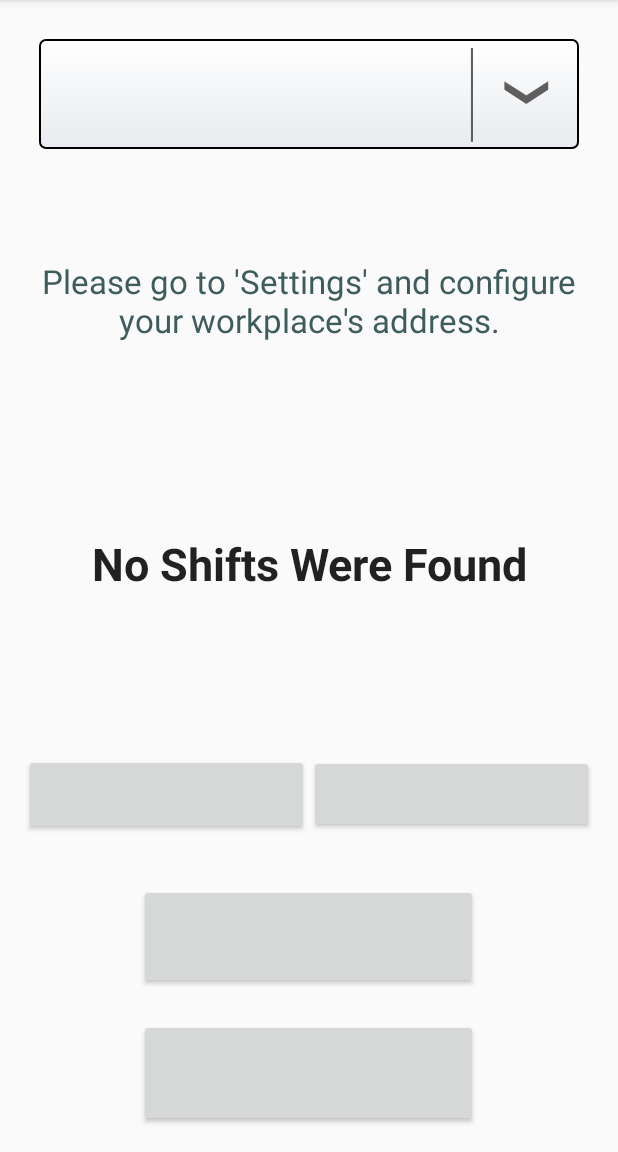
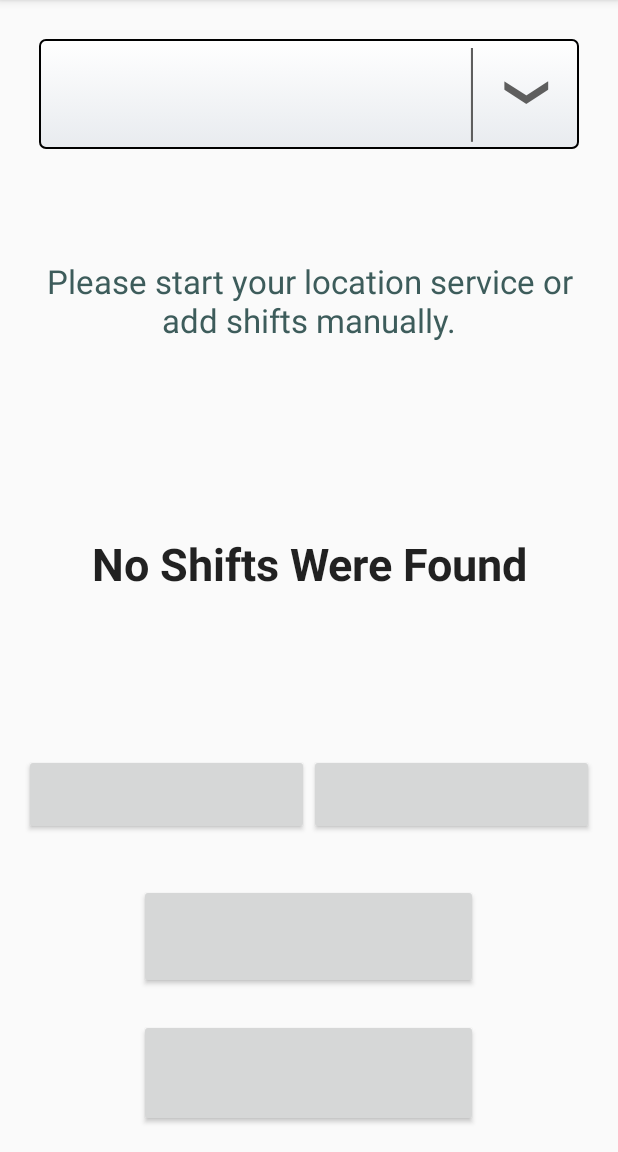
Before and after one commit to tomerach/Hilik---Android-APP, an Android app: the screen it shows after launch (MainActivity), on a phone screen of 412 x 824 dp, the part 84-1236 px from its top. Run offline under Robolectric (Android 15) with nearby library versions, the phone set to English and light mode, and no system bars; plain views replace FancyButton; 8 statements that could not run were skipped.

Commit message:
Values inserted to XMLs, minor bug fixes

```diff
--- a/app/src/main/java/com/example/shonandtomer/hilik/MainActivity.java
+++ b/app/src/main/java/com/example/shonandtomer/hilik/MainActivity.java
@@ -2,15 +2,11 @@ package com.example.shonandtomer.hilik;
 
 import android.Manifest;
 import android.app.Activity;
-import android.content.ComponentName;
 import android.content.Context;
 import android.content.Intent;
-import android.content.ServiceConnection;
 import android.content.SharedPreferences;
 import android.content.pm.PackageManager;
 import android.location.Address;
-import android.location.LocationManager;
-import android.os.IBinder;
 import android.support.v4.app.ActivityCompat;
 import android.support.v4.content.ContextCompat;
 import android.support.v7.app.AppCompatActivity;
@@ -19,7 +15,6 @@ import android.util.Log;
 import android.view.View;
 import android.widget.AdapterView;
 import android.widget.ArrayAdapter;
-import android.widget.Button;
 import android.widget.Spinner;
 import android.widget.TextView;
 import android.widget.Toast;
@@ -84,6 +79,7 @@ public class MainActivity extends AppCompatActivity implements AdapterView.OnIte
         reportBtn.setOnClickListener(new View.OnClickListener() {
             @Override
             public void onClick(View view) {
+
                 Intent reportIntent = new Intent(MainActivity.this, ReportActivity.class);
                 startActivityForResult(reportIntent, REPORT_ACTIVITY);
             }
@@ -150,13 +146,9 @@ public class MainActivity extends AppCompatActivity implements AdapterView.OnIte
                     }
                     estimatedTxt.setText("Start your service or add shifts manually.");
                 }
-
-            case (REPORT_ACTIVITY):
-                if (resultCode == Activity.RESULT_OK) {
-
-                }
         }
         setDropDown();
+
     }
 
     @Override
@@ -182,6 +174,11 @@ public class MainActivity extends AppCompatActivity implements AdapterView.OnIte
         months = db.getAllAvailableMonths();
         ArrayAdapter<String> monthsAdapter =
                 new ArrayAdapter<String>(this, android.R.layout.simple_spinner_dropdown_item, months);
+        if(months.size() == 0)
+        {
+            estimatedTxt.setText("Please start your location service or add shifts manually.");
+            salaryTxt.setText("No Shifts Were Found");
+        }
         dropdown.setAdapter(monthsAdapter);
         dropdown.setOnItemSelectedListener(this);
     }
@@ -197,7 +194,6 @@ public class MainActivity extends AppCompatActivity implements AdapterView.OnIte
          */
     private void initUI() {
         dropdown = (Spinner) findViewById(R.id.monthSppiner);
-        setDropDown();
         settingsBtn = (mehdi.sakout.fancybuttons.FancyButton) findViewById(R.id.settingsBtn);
         reportBtn = (mehdi.sakout.fancybuttons.FancyButton) findViewById(R.id.reportBtn);
         startServiceBtn = (mehdi.sakout.fancybuttons.FancyButton) findViewById(R.id.startServiceBtn);
@@ -212,6 +208,7 @@ public class MainActivity extends AppCompatActivity implements AdapterView.OnIte
         else
             estimatedTxt.setText("Please start your location service or add shifts manually.");
 
+        setDropDown();
     }
 
     private String calculateSalary(String month, String year){
--- a/app/src/main/java/com/example/shonandtomer/hilik/ReportItem.java
+++ b/app/src/main/java/com/example/shonandtomer/hilik/ReportItem.java
@@ -2,9 +2,6 @@ package com.example.shonandtomer.hilik;
 
 import java.util.Date;
 
-/**
- * Created by sotmazgi on 2/14/2017.
- */
 public class ReportItem {
     private  int id;
     private Date entry;
--- a/app/src/main/res/layout/activity_main.xml
+++ b/app/src/main/res/layout/activity_main.xml
@@ -28,7 +28,7 @@
             android:layout_width="match_parent"
             android:layout_height="wrap_content"
             android:id="@+id/estimatedTxt"
-            android:textColor="#3d5c5b"
+            android:textColor="@color/estColor"
             android:textAlignment="center"
             android:gravity="center"
             android:layout_weight="1" />
@@ -62,38 +62,38 @@
                 android:paddingLeft="20dp"
                 android:paddingRight="20dp"
                 android:paddingTop="10dp"
-                fancy:fb_borderColor="#FFFFFF"
+                fancy:fb_borderColor="@color/white"
                 fancy:fb_borderWidth="1dp"
-                fancy:fb_defaultColor="#7ab800"
-                fancy:fb_focusColor="#9bd823"
+                fancy:fb_defaultColor="@color/greenBtn"
+                fancy:fb_focusColor="@color/greenBackBtn"
                 fancy:fb_fontIconResource="&#xf04b;"
                 fancy:fb_iconPosition="left"
                 fancy:fb_radius="30dp"
                 fancy:fb_text="@string/start_service"
                 android:gravity="center"
                 android:layout_gravity="center"
-                fancy:fb_textColor="#FFFFFF" />
+                fancy:fb_textColor="@color/white" />
 
             <mehdi.sakout.fancybuttons.FancyButton
                 android:layout_weight="1"
                 android:id="@+id/stopServiceBtn"
                 android:layout_width="wrap_content"
-                android:layout_height="52dp"
+                android:layout_height="54dp"
                 android:paddingBottom="10dp"
                 android:paddingLeft="20dp"
                 android:paddingRight="20dp"
                 android:paddingTop="10dp"
-                fancy:fb_borderColor="#ffffff"
+                fancy:fb_borderColor="@color/white"
                 fancy:fb_borderWidth="1dp"
-                fancy:fb_defaultColor="#f61713"
-                fancy:fb_focusColor="#da4848"
+                fancy:fb_defaultColor="@color/redBtn"
+                fancy:fb_focusColor="@color/redBackBtn"
                 fancy:fb_fontIconResource="&#xf04d;"
                 fancy:fb_iconPosition="left"
                 fancy:fb_radius="30dp"
                 fancy:fb_text="@string/stop_service"
                 android:gravity="center"
                 android:layout_gravity="center"
-                fancy:fb_textColor="#FFFFFF" />
+                fancy:fb_textColor="@color/white" />
 
         </LinearLayout>
 
@@ -107,7 +107,7 @@
             android:paddingTop="10dp"
             android:layout_marginBottom="20dp"
             android:layout_marginTop="10dp"
-            fancy:fb_borderColor="#FFFFFF"
+            fancy:fb_borderColor="@color/white"
             fancy:fb_borderWidth="1dp"
             fancy:fb_defaultColor="#73eae6"
             fancy:fb_focusColor="#ef93cc"
@@ -115,7 +115,7 @@
             fancy:fb_iconPosition="left"
             fancy:fb_radius="30dp"
             fancy:fb_text="@string/show_mothly_report"
-            fancy:fb_textColor="#000000"
+            fancy:fb_textColor="@color/black"
             android:layout_gravity="center"
             android:layout_weight="0.17" />
 
@@ -127,15 +127,15 @@
             android:paddingLeft="20dp"
             android:paddingRight="20dp"
             android:paddingTop="10dp"
-            fancy:fb_borderColor="#dacbd8"
+            fancy:fb_borderColor="@color/border"
             fancy:fb_borderWidth="1dp"
-            fancy:fb_defaultColor="#2889a1"
-            fancy:fb_focusColor="#7dd2f3"
+            fancy:fb_defaultColor="@color/blueBtn"
+            fancy:fb_focusColor="@color/blueBackBtn"
             fancy:fb_fontIconResource="&#xf0ad;"
             fancy:fb_iconPosition="left"
             fancy:fb_radius="30dp"
             fancy:fb_text="@string/settings"
-            fancy:fb_textColor="#000000"
+            fancy:fb_textColor="@color/black"
             android:layout_gravity="center"
             android:layout_weight="0.19" />
 
--- a/app/src/main/res/layout/activity_report.xml
+++ b/app/src/main/res/layout/activity_report.xml
@@ -37,7 +37,9 @@
             android:layout_height="wrap_content"
             android:layout_gravity="bottom|right"
             android:layout_margin="16dp"
+            android:tint="@android:color/white"
             android:src="@android:drawable/ic_input_add"
+            app:backgroundTint="@color/greenBtn"
             app:layout_anchorGravity="bottom|right|end" />
 
 </android.support.design.widget.CoordinatorLayout>
--- a/app/src/main/res/values/colors.xml
+++ b/app/src/main/res/values/colors.xml
@@ -3,4 +3,21 @@
     <color name="colorPrimary">#3F51B5</color>
     <color name="colorPrimaryDark">#303F9F</color>
     <color name="colorAccent">#FF4081</color>
+    <color name="redBtn">#f61713</color>
+    <color name="redBackBtn">#da4848</color>
+    <color name="greenBtn">#7ab800</color>
+    <color name="greenBackBtn">#9bd823</color>
+    <color name="purBtn">#da4848</color>
+    <color name="purBackBtn">#da4848</color>
+    <color name="blueBtn">#2889a1</color>
+    <color name="blueBackBtn">#7dd2f3</color>
+    <color name="settingsColor">#2889a1</color>
+    <color name="settingsBackColor">#7dd2f3</color>
+    <color name="searchColor">#802e57</color>
+    <color name="searchBackColor">#a06ece</color>
+    <color name="estColor">#3d5c5b</color>
+    <color name="white">#FFFFFF</color>
+    <color name="black">#000000</color>
+    <color name="border">#2889a1</color>
+
 </resources>
--- a/app/src/main/res/values/styles.xml
+++ b/app/src/main/res/values/styles.xml
@@ -13,7 +13,6 @@
         <item name="colorButtonNormal">@color/colorAccent</item>
     </style>
 
-
     <style name="spinner_style">
         <item name="android:layout_width">match_parent</item>
         <item name="android:layout_height">wrap_content</item>
```
Also changed, not shown: app/src/main/java/com/example/shonandtomer/hilik/DatabaseHelper.java (+0 -7 lines), app/src/main/java/com/example/shonandtomer/hilik/ListViewAdapter.java (+1 -7 lines), app/src/main/java/com/example/shonandtomer/hilik/LocationService.java (+9 -5 lines), app/src/main/java/com/example/shonandtomer/hilik/ReportActivity.java (+7 -24 lines), app/src/main/res/layout/activity_settings.xml (+12 -12 lines), app/src/main/res/layout/add_shift_dialog.xml (+4 -4 lines), app/src/main/res/layout/edit_dialog.xml (+8 -8 lines).
